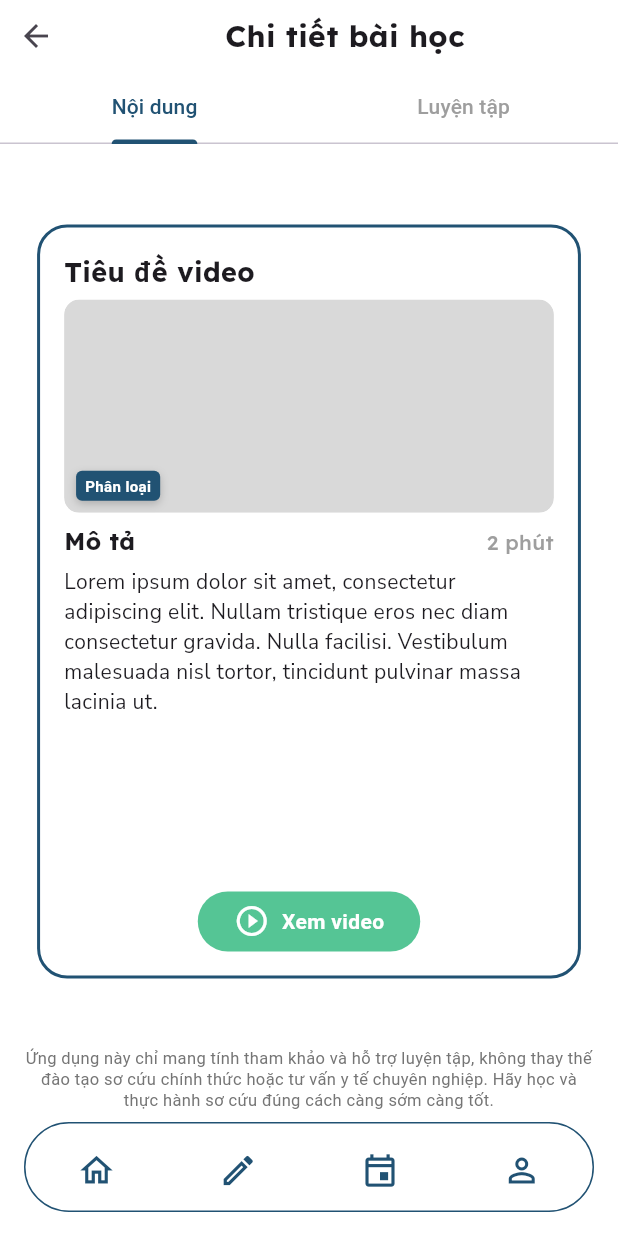
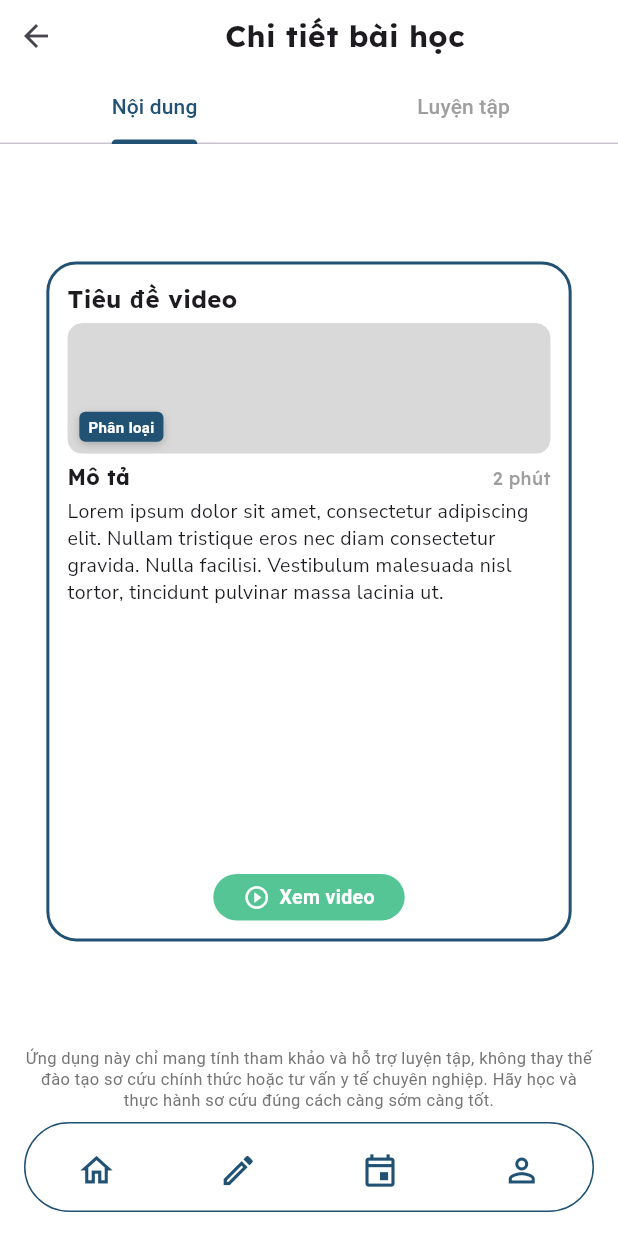
Before and after one commit to nphng15/learn2aid_frontend, a Flutter app: the LessonPage screen opened by its route, on a phone screen of 412 x 824 dp. Run offline on Flutter 3.47's test engine with Material 3 defaults, Android fonts, the phone set to English and light mode, and no system bars; our stand-ins replace cloud_firestore, firebase_auth, firebase_core, get, google_fonts, google_sign_in and 3 more; accounts and stored records are empty.

Commit message:
chinh sua gi gi ay

```diff
--- a/lib/features/presentation/modules/event/widgets/event_item.dart
+++ b/lib/features/presentation/modules/event/widgets/event_item.dart
@@ -110,7 +110,7 @@ class EventItem extends StatelessWidget {
                   children: [
                     // Số người tham gia
                     Text(
-                      '${event.joinedUsers.length} người tham gia',
+                      '${event.joinedUsers.length} người đăng ký',
                       style: GoogleFonts.lexend(
                         color: AppColors.grey3,
                         fontSize: 14,
@@ -139,7 +139,7 @@ class EventItem extends StatelessWidget {
                               ),
                             )
                           : Text(
-                              hasUserJoined ? 'Đã tham gia' : 'Tham gia',
+                              hasUserJoined ? 'Đã đăng ký' : 'Đăng ký',
                               style: GoogleFonts.lexend(),
                             ),
                     )),
--- a/lib/features/presentation/modules/lesson/widgets/lesson_content.dart
+++ b/lib/features/presentation/modules/lesson/widgets/lesson_content.dart
@@ -30,12 +30,13 @@ class LessonContent extends StatelessWidget {
 
   @override
   Widget build(BuildContext context) {
-    return Align(
+    return SingleChildScrollView(
+      child: Align(
         alignment: Alignment.center,
         child: Container(
-        width: MediaQuery.of(context).size.width * 0.88,
-        height: MediaQuery.of(context).size.height * 0.61,
-        padding: const EdgeInsets.all(16),
+          width: MediaQuery.of(context).size.width * 0.85,
+          height: MediaQuery.of(context).size.height * 0.55, // Giảm chiều cao từ 0.58 xuống 0.55
+          padding: const EdgeInsets.all(12),
           decoration: BoxDecoration(
             color: Colors.white,
             borderRadius: BorderRadius.circular(20),
@@ -46,11 +47,11 @@ class LessonContent extends StatelessWidget {
             children: [
               // Header với tiêu đề
               Padding(
-              padding: const EdgeInsets.only(bottom: 6),
+                padding: const EdgeInsets.only(bottom: 4),
                 child: Text(
                   title,
                   style: const TextStyle(
-                  fontSize: 18,
+                    fontSize: 16,
                     fontWeight: FontWeight.bold,
                     fontFamily: 'Lexend',
                   ),
@@ -60,7 +61,7 @@ class LessonContent extends StatelessWidget {
               ),
               // Phần ảnh - giảm flex để thu nhỏ kích thước còn khoảng 1/3 card
               Expanded(
-              flex: 3, // Giảm từ 5 xuống 3 (chiếm khoảng 1/3 của card)
+                flex: 2,
                 child: Stack(
                   fit: StackFit.expand,
                   children: [
@@ -105,19 +106,21 @@ class LessonContent extends StatelessWidget {
                           category,
                           style: const TextStyle(
                             color: Colors.white,
-                          fontSize: 10, // Giảm từ 12 xuống 10
+                            fontSize: 10,
                             fontWeight: FontWeight.bold,
                           ),
+                          maxLines: 1,
+                          overflow: TextOverflow.ellipsis,
                         ),
                       ),
                     ),
                   ],
                 ),
               ),
-            const SizedBox(height: 8), // Giảm từ 10 xuống 8
+              const SizedBox(height: 6),
               // Phần mô tả - tăng flex để hiển thị nhiều nội dung hơn
               Expanded(
-              flex: 6, // Tăng từ 4 lên 6 (chiếm khoảng 2/3 của card)
+                flex: 7,
                 child: Column(
                   crossAxisAlignment: CrossAxisAlignment.start,
                   children: [
@@ -127,7 +130,7 @@ class LessonContent extends StatelessWidget {
                         const Text(
                           'Mô tả',
                           style: TextStyle(
-                          fontSize: 16,
+                            fontSize: 14,
                             fontWeight: FontWeight.bold,
                             fontFamily: 'Lexend',
                           ),
@@ -135,7 +138,7 @@ class LessonContent extends StatelessWidget {
                         Text(
                           '${(durationInSeconds / 60).floor()} phút',
                           style: const TextStyle(
-                          fontSize: 14,
+                            fontSize: 12,
                             fontWeight: FontWeight.w500,
                             fontFamily: 'Lexend',
                             color: Colors.grey,
@@ -143,20 +146,20 @@ class LessonContent extends StatelessWidget {
                         ),
                       ],
                     ),
-                  const SizedBox(height: 6),
+                    const SizedBox(height: 4),
                     Expanded(
                       child: SingleChildScrollView(
                         child: Text(
                           description,
                           style: const TextStyle(
-                          fontSize: 14,
+                            fontSize: 13,
                             fontFamily: 'Nunito Sans',
                             height: 1.4,
                           ),
                         ),
                       ),
                     ),
-                  const SizedBox(height: 6),
+                    const SizedBox(height: 4),
                     // Nút xem video
                     Center(
                       child: InkWell(
@@ -182,8 +185,8 @@ class LessonContent extends StatelessWidget {
                         },
                         child: Container(
                           padding: const EdgeInsets.symmetric(
-                          horizontal: 24,
-                          vertical: 8,
+                            horizontal: 20,
+                            vertical: 6,
                           ),
                           decoration: BoxDecoration(
                             color: const Color(0xff55c595),
@@ -195,13 +198,15 @@ class LessonContent extends StatelessWidget {
                               Icon(
                                 Icons.play_circle_outline,
                                 color: Colors.white,
+                                size: 18,
                               ),
-                            SizedBox(width: 8),
+                              SizedBox(width: 6),
                               Text(
                                 'Xem video',
                                 style: TextStyle(
                                   color: Colors.white,
                                   fontWeight: FontWeight.bold,
+                                  fontSize: 13,
                                 ),
                               ),
                             ],
@@ -215,6 +220,7 @@ class LessonContent extends StatelessWidget {
             ],
           ),
         ),
+      ),
     );
   }
 }
```
Also changed, not shown: lib/features/presentation/modules/lesson/widgets/lesson_interactive.dart (+49 -44 lines), lib/features/presentation/modules/lesson/widgets/video_popup_player.dart (+81 -4 lines). Lines whose indentation alone changed are shown as unchanged.
